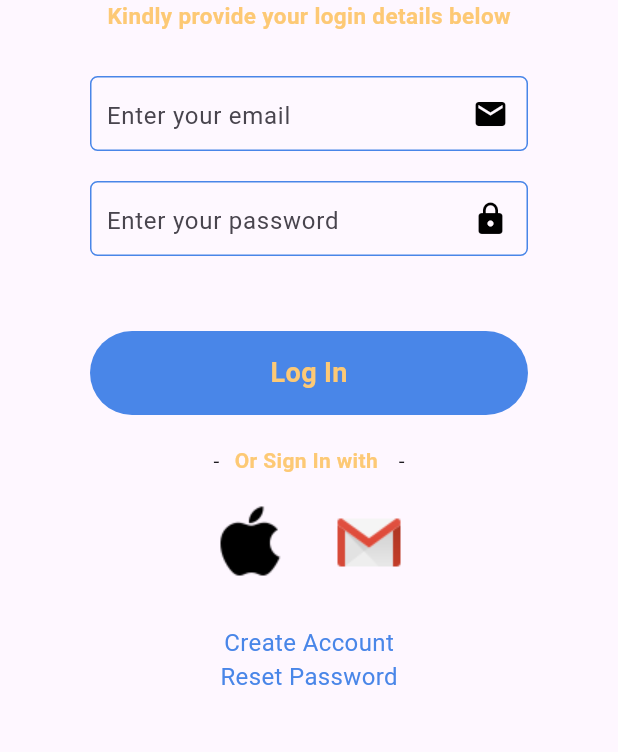
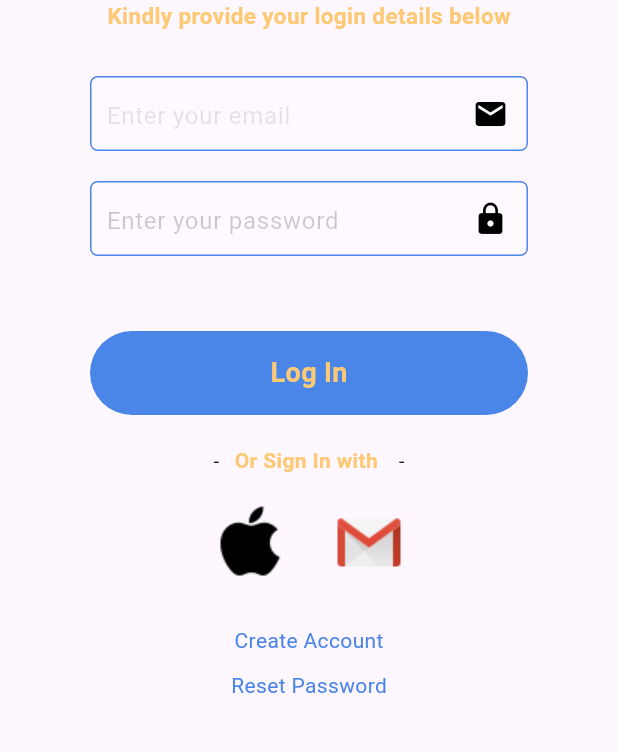
Before and after one commit to Tosin8/flight_booking, a Flutter app: the screen it shows after launch, after a tap on "Get Started", on a phone screen of 412 x 824 dp, the part 368-1120 px from its top. Run offline on Flutter 3.47's test engine with Material 2 defaults, Android fonts, the phone set to English and light mode, and no system bars; our stand-ins replace fluentui_icons.

Commit message:
Updating login_form

```diff
--- a/lib/screens/forms/login/login_body.dart
+++ b/lib/screens/forms/login/login_body.dart
@@ -47,7 +47,7 @@ class _LoginBodyState extends State<LoginBody> {
                             color: Colors.white10,
                             borderRadius: BorderRadius.circular(5),
                             border: Border.all(color: kPrimaryColor)),
-                        child: const TextField(
+                        child: TextField(
                           keyboardType: TextInputType.emailAddress,
                           textInputAction: TextInputAction.next,
                           style: TextStyle(color: Colors.black),
@@ -57,7 +57,9 @@ class _LoginBodyState extends State<LoginBody> {
                                   EdgeInsets.only(top: 14.0, left: 10),
                               suffixIcon:
                                   Icon(Icons.email, color: Colors.black),
-                              hintText: 'Enter your email'),
+                              hintText: 'Enter your email',
+                              hintStyle: TextStyle(
+                                  color: Colors.black.withOpacity(0.1))),
                         )),
                     const SizedBox(height: 20),
                     Container(
@@ -67,7 +69,7 @@ class _LoginBodyState extends State<LoginBody> {
                             color: Colors.white10,
                             borderRadius: BorderRadius.circular(5),
                             border: Border.all(color: kPrimaryColor)),
-                        child: const TextField(
+                        child: TextField(
                           obscureText: true,
                           keyboardType: TextInputType.visiblePassword,
                           textInputAction: TextInputAction.done,
@@ -77,7 +79,9 @@ class _LoginBodyState extends State<LoginBody> {
                               contentPadding:
                                   EdgeInsets.only(top: 14.0, left: 10),
                               suffixIcon: Icon(Icons.lock, color: Colors.black),
-                              hintText: 'Enter your password'),
+                              hintText: 'Enter your password',
+                              hintStyle: TextStyle(
+                                  color: Colors.black.withOpacity(0.2))),
                         )),
                     const SizedBox(height: 50),
                     const btnLogin(),
@@ -122,14 +126,15 @@ class _LoginBodyState extends State<LoginBody> {
                       'Create Account',
                       style: TextStyle(
                         color: kPrimaryColor,
-                        fontSize: 16,
+                        fontSize: 14,
                         //decoration: TextDecoration.underline
                       ),
                     ),
+                    SizedBox(height: 10),
                     const Text('Reset Password',
                         style: TextStyle(
                           color: kPrimaryColor,
-                          fontSize: 16,
+                          fontSize: 14,
                           //  decoration: TextDecoration.underline
                         ))
                   ],
--- a/lib/screens/splash/splash_body.dart
+++ b/lib/screens/splash/splash_body.dart
@@ -22,7 +22,9 @@ class _SplashBodyState extends State<SplashBody> {
                     'assets/splash/bkg.jpg',
                   )))),
       Positioned(
-          right: 20, top: 30, child: Image.asset('assets/logo-white.png')),
+          right: 20,
+          top: 30,
+          child: Image.asset('assets/icons/logo-white.png')),
       const Positioned(
         bottom: 180,
         left: 20,
```
